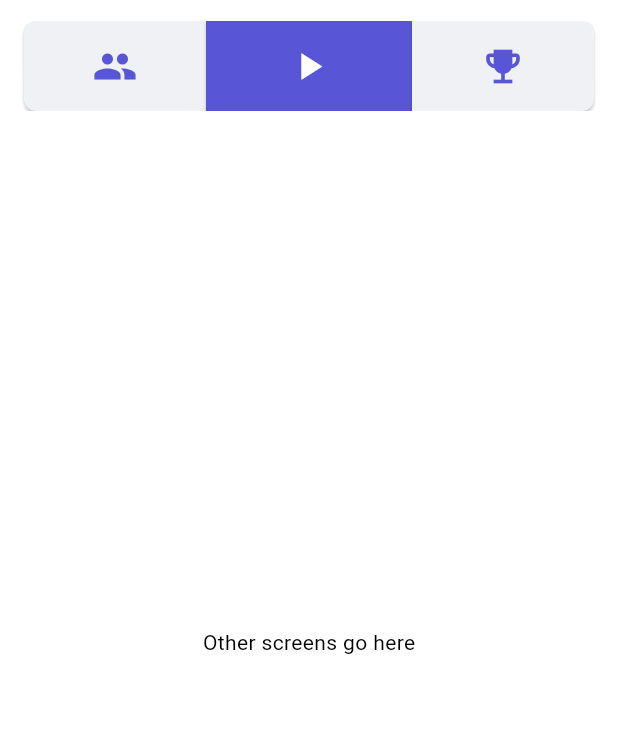
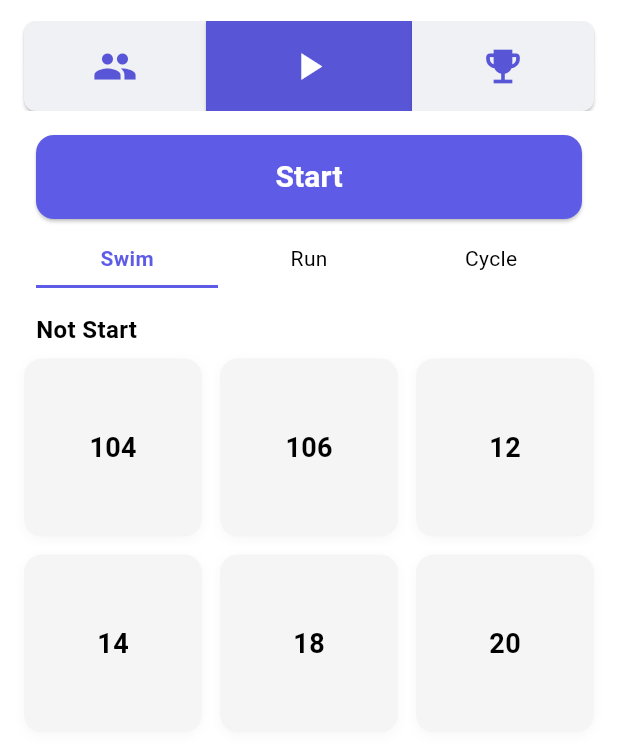
Before and after one commit to PUNLOUE/Flutter_Redo, a Flutter app: the screen it shows after launch, after a tap on the "play arrow" icon, on a phone screen of 412 x 824 dp, the part 63-815 px from its top. Run offline on Flutter 3.47's test engine with Material 3 defaults, Android fonts, the phone set to English and light mode, and no system bars.

Commit message:
Start & Rsult screen UI

```diff
--- a/lib/screens/participant_management_screen.dart
+++ b/lib/screens/participant_management_screen.dart
@@ -1,8 +1,9 @@
- import 'package:flutter/material.dart';
+import 'package:flutter/material.dart';
+import 'package:racing/screens/race_start_screen.dart';
+import 'package:racing/screens/result_screem.dart';
 import '../widgets/race_navigation_bar.dart';
 import 'participant_list_screen.dart';
 import 'add_participant_screen.dart';
-// import 'race_start_screen.dart';
 // import 'race_result_screen.dart';
 
 class ParticipantManagementScreen extends StatefulWidget {
@@ -137,7 +138,9 @@ class _ParticipantManagementScreenState extends State<ParticipantManagementScree
                   // : _selectedNavIndex == 1
                   //     ? RaceStartScreen()
                   //     : RaceResultScreen(),
-                  : const Center(child: Text('Other screens go here')),
+                  :  _selectedNavIndex == 1
+                  ? const RaceStartScreen()
+                  : const RaceResultScreen(),
             ),
           ),
         ],
--- /dev/null
+++ b/lib/screens/race_start_screen.dart
@@ -0,0 +1,169 @@
+import 'package:flutter/material.dart';
+import 'package:provider/provider.dart';
+import '../models/item_model.dart';
+import '../providers/item_provider.dart';
+
+class RaceStartScreen extends StatefulWidget {
+  const RaceStartScreen({Key? key}) : super(key: key);
+
+  @override
+  State<RaceStartScreen> createState() => _RaceStartScreenState();
+}
+
+class _RaceStartScreenState extends State<RaceStartScreen> {
+  bool isStarted = false;
+  int selectedSegment = 0; // Default: 'Swim' selected
+  int? selectedBibIndex; // To track the selected BIB index
+
+  @override
+  Widget build(BuildContext context) {
+    final participantProvider = Provider.of<ParticipantProvider>(context);
+    final participants = participantProvider.participants;
+    final List<String> segments = ['Swim', 'Run', 'Cycle'];
+
+    return Column(
+      children: [
+        const SizedBox(height: 16),
+        Padding(
+          padding: const EdgeInsets.symmetric(horizontal: 24.0),
+          child: SizedBox(
+            width: double.infinity,
+            height: 56,
+            child: ElevatedButton(
+              onPressed: () {
+                setState(() {
+                  isStarted = !isStarted;
+                });
+              },
+              style: ElevatedButton.styleFrom(
+                backgroundColor: isStarted
+                    ? const Color(0xFF5E5CE6)
+                    : const Color(0xFF5E5CE6),
+                foregroundColor: Colors.white,
+                shape: RoundedRectangleBorder(
+                  borderRadius: BorderRadius.circular(12),
+                ),
+              ),
+              child: Text(
+                isStarted ? '00:00:00' : 'Start',
+                style: const TextStyle(
+                  fontSize: 20,
+                  fontWeight: FontWeight.bold,
+                ),
+              ),
+            ),
+          ),
+        ),
+        // Segment Tabs
+        Padding(
+          padding: const EdgeInsets.symmetric(horizontal: 24.0, vertical: 8.0),
+          child: Row(
+            children: List.generate(segments.length, (index) {
+              final isSelected = index == selectedSegment;
+              return Expanded(
+                child: GestureDetector(
+                  onTap: () {
+                    setState(() {
+                      selectedSegment = index;
+                    });
+                  },
+                  child: Container(
+                    padding: const EdgeInsets.symmetric(vertical: 8.0),
+                    decoration: BoxDecoration(
+                      border: Border(
+                        bottom: BorderSide(
+                          color: isSelected
+                              ? const Color(0xFF5E5CE6)
+                              : Colors.transparent,
+                          width: 2.0,
+                        ),
+                      ),
+                    ),
+                    child: Center(
+                      child: Text(
+                        segments[index],
+                        style: TextStyle(
+                          color: isSelected
+                              ? const Color(0xFF5E5CE6)
+                              : Colors.black,
+                          fontWeight: isSelected
+                              ? FontWeight.bold
+                              : FontWeight.normal,
+                        ),
+                      ),
+                    ),
+                  ),
+                ),
+              );
+            }),
+          ),
+        ),
+        // "Not Start" label
+        const Padding(
+          padding: EdgeInsets.symmetric(horizontal: 24.0, vertical: 8.0),
+          child: Align(
+            alignment: Alignment.centerLeft,
+            child: Text(
+              'Not Start',
+              style: TextStyle(
+                fontWeight: FontWeight.bold,
+                fontSize: 16,
+              ),
+            ),
+          ),
+        ),
+        // Participant Grid
+        Expanded(
+          child: Padding(
+            padding: const EdgeInsets.symmetric(horizontal: 16.0),
+            child: GridView.builder(
+              gridDelegate: const SliverGridDelegateWithFixedCrossAxisCount(
+                crossAxisCount: 3,
+                crossAxisSpacing: 12.0,
+                mainAxisSpacing: 12.0,
+                childAspectRatio: 1.0,
+              ),
+              itemCount: participants.length,
+              itemBuilder: (context, index) {
+                final participant = participants[index];
+                final isSelected = selectedBibIndex == index;
+                return GestureDetector(
+                  onTap: () {
+                    setState(() {
+                      selectedBibIndex = index;
+                    });
+                  },
+                  child: Container(
+                    decoration: BoxDecoration(
+                      color: isSelected
+                          ? const Color(0xFF5E5CE6)
+                          : Colors.grey.shade100,
+                      borderRadius: BorderRadius.circular(12),
+                      boxShadow: [
+                        BoxShadow(
+                          color: Colors.grey.withOpacity(0.08),
+                          blurRadius: 6,
+                          offset: const Offset(0, 2),
+                        ),
+                      ],
+                    ),
+                    child: Center(
+                      child: Text(
+                        participant.bib,
+                        style: TextStyle(
+                          fontWeight: FontWeight.bold,
+                          fontSize: 18,
+                          color: isSelected ? Colors.white : Colors.black,
+                        ),
+                      ),
+                    ),
+                  ),
+                );
+              },
+            ),
+          ),
+        ),
+      ],
+    );
+  }
+}
```
Also changed, not shown: lib/screens/result_screem.dart (added, +142 -0 lines).
